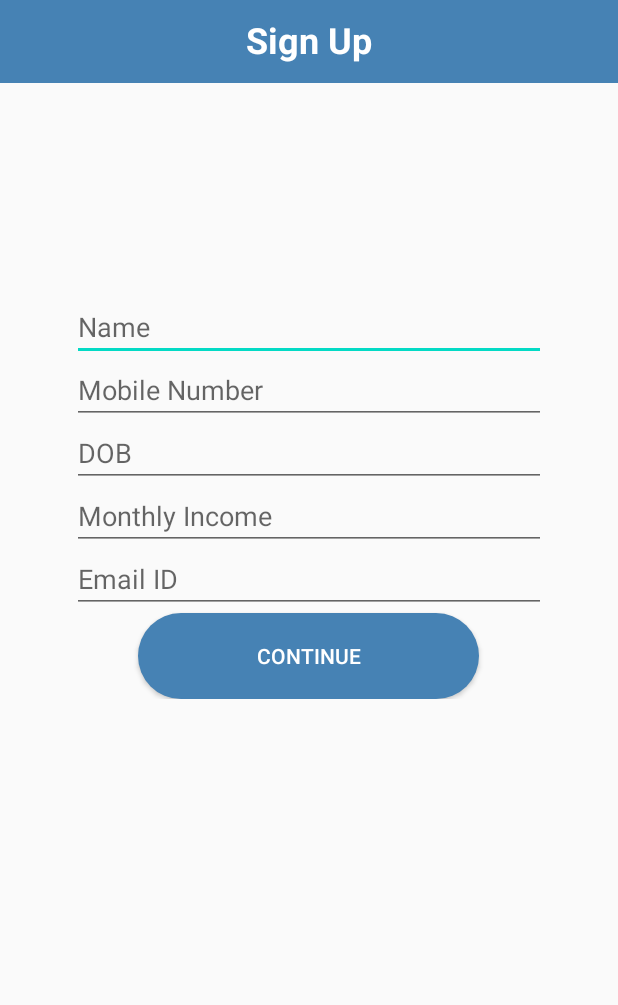
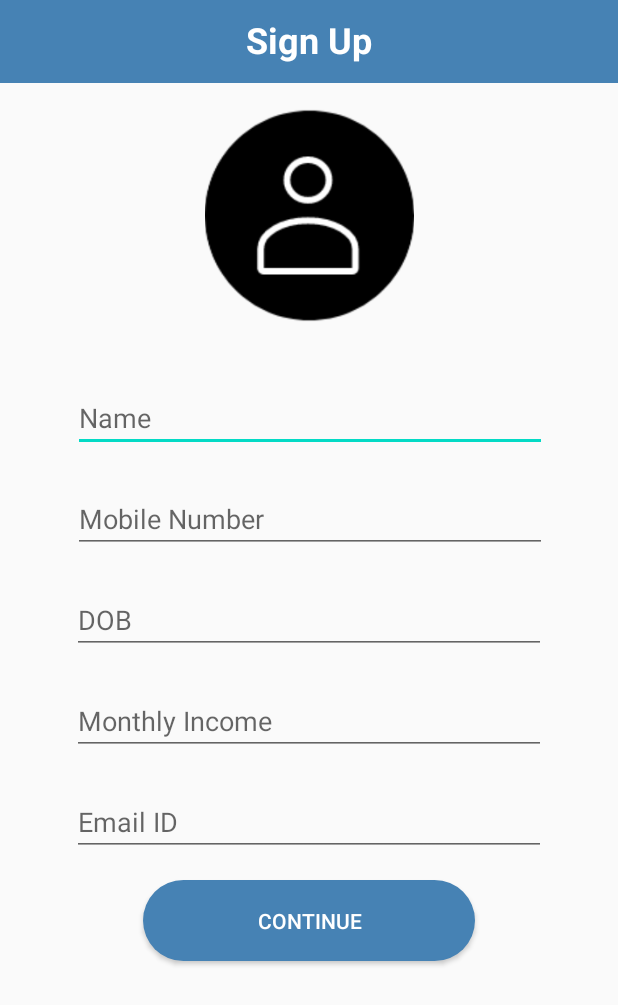
Before and after one commit to mayank2001/CyberKnights, an Android app: the SignupActivity screen opened directly, with no data from a screen before it, on a phone screen of 412 x 824 dp. Shown: the top 1005 px of the screen. Run offline under Robolectric (Android 15) with nearby library versions, the phone set to English and light mode, and no system bars.

Commit message:
updated signup activity

```diff
--- a/app/src/main/res/layout/activity_signup.xml
+++ b/app/src/main/res/layout/activity_signup.xml
@@ -1,20 +1,99 @@
 <?xml version="1.0" encoding="utf-8"?>
-<ScrollView xmlns:android="http://schemas.android.com/apk/res/android"
+<androidx.constraintlayout.widget.ConstraintLayout xmlns:android="http://schemas.android.com/apk/res/android"
     xmlns:app="http://schemas.android.com/apk/res-auto"
     xmlns:tools="http://schemas.android.com/tools"
     android:layout_width="match_parent"
     android:layout_height="match_parent"
-    tools:context=".activites.SignupActivity"
-    android:orientation="vertical">
+    tools:context=".activites.SignupActivity">
 
-<LinearLayout
-    android:layout_width="match_parent"
-    android:layout_height="match_parent"
-    android:orientation="vertical"
-    android:gravity="center">
+    <ImageView
+        android:id="@+id/imageView"
+        android:layout_width="187dp"
+        android:layout_height="143dp"
+        android:layout_marginStart="125dp"
+        android:layout_marginTop="72dp"
+        android:layout_marginEnd="126dp"
+        app:layout_constraintEnd_toEndOf="parent"
+        app:layout_constraintHorizontal_bias="0.488"
+        app:layout_constraintStart_toStartOf="parent"
+        app:layout_constraintTop_toTopOf="parent"
+        app:srcCompat="@drawable/profile" />
+
+    <EditText
+        android:id="@+id/editTextTextPersonName"
+        android:layout_width="316dp"
+        android:layout_height="42dp"
+        android:layout_marginStart="32dp"
+        android:layout_marginTop="44dp"
+        android:layout_marginEnd="32dp"
+        android:ems="10"
+        android:hint="Name"
+        android:inputType="textPersonName"
+        app:layout_constraintEnd_toEndOf="parent"
+        app:layout_constraintHorizontal_bias="0.516"
+        app:layout_constraintStart_toStartOf="parent"
+        app:layout_constraintTop_toBottomOf="@+id/imageView" />
+
+    <EditText
+        android:id="@+id/editTextTextPersonName2"
+        android:layout_width="316dp"
+        android:layout_height="42dp"
+        android:layout_marginStart="32dp"
+        android:layout_marginTop="25dp"
+        android:layout_marginEnd="32dp"
+        android:ems="10"
+        android:hint="Mobile Number"
+        android:inputType="textPersonName"
+        app:layout_constraintEnd_toEndOf="parent"
+        app:layout_constraintHorizontal_bias="0.516"
+        app:layout_constraintStart_toStartOf="parent"
+        app:layout_constraintTop_toBottomOf="@+id/editTextTextPersonName" />
+
+    <EditText
+        android:id="@+id/editTextDate"
+        android:layout_width="316dp"
+        android:layout_height="42dp"
+        android:layout_marginStart="32dp"
+        android:layout_marginTop="25dp"
+        android:layout_marginEnd="32dp"
+        android:ems="10"
+        android:hint="DOB"
+        android:inputType="date"
+        app:layout_constraintEnd_toEndOf="parent"
+        app:layout_constraintStart_toStartOf="parent"
+        app:layout_constraintTop_toBottomOf="@+id/editTextTextPersonName2" />
+
+    <EditText
+        android:id="@+id/mobileNumber"
+        android:layout_width="316dp"
+        android:layout_height="42dp"
+        android:layout_marginStart="32dp"
+        android:layout_marginTop="25dp"
+        android:layout_marginEnd="32dp"
+        android:ems="10"
+        android:hint="Monthly Income"
+        android:inputType="number"
+        app:layout_constraintEnd_toEndOf="parent"
+        app:layout_constraintStart_toStartOf="parent"
+        app:layout_constraintTop_toBottomOf="@+id/editTextDate" />
+
+    <EditText
+        android:id="@+id/editTextTextEmailAddress"
+        android:layout_width="316dp"
+        android:layout_height="42dp"
+        android:layout_marginStart="32dp"
+        android:layout_marginTop="25dp"
+        android:layout_marginEnd="32dp"
+        android:ems="10"
+        android:hint="Email ID"
+        android:inputType="textEmailAddress"
+        app:layout_constraintEnd_toEndOf="parent"
+        app:layout_constraintStart_toStartOf="parent"
+        app:layout_constraintTop_toBottomOf="@+id/mobileNumber" />
+
     <TextView
         android:id="@+id/textView"
-        android:layout_width="match_parent"
+        android:layout_width="439dp"
         android:layout_height="55dp"
         android:background="#4682b4"
         android:paddingTop="10dp"
@@ -23,71 +102,22 @@
         android:textColor="#FFFFFF"
         android:textSize="24sp"
         android:textStyle="bold"
-         />
+        app:layout_constraintEnd_toEndOf="parent"
+        app:layout_constraintHorizontal_bias="0.533"
+        app:layout_constraintStart_toStartOf="parent"
+        app:layout_constraintTop_toTopOf="parent" />
 
-    <ImageView
-        android:id="@+id/imageView"
-        android:layout_width="187dp"
-        android:layout_height="143dp"
-        android:layout_gravity="center_horizontal"
-         />
-
-    <EditText
-        android:id="@+id/editTextTextPersonName"
-        android:layout_width="316dp"
-        android:layout_height="42dp"
-        android:ems="10"
-        android:hint="Name"
-        android:inputType="textPersonName"
-        />
-
-    <EditText
-        android:id="@+id/editTextTextPersonName2"
-        android:layout_width="316dp"
-        android:layout_height="42dp"
-        android:ems="10"
-        android:hint="Mobile Number"
-        android:inputType="textPersonName"
-         />
-
-    <EditText
-        android:id="@+id/editTextDate"
-        android:layout_width="316dp"
-        android:layout_height="42dp"
-
-        android:ems="10"
-        android:hint="DOB"
-        android:inputType="date"
-         />
-
-    <EditText
-        android:id="@+id/mobileNumber"
-        android:layout_width="316dp"
-        android:layout_height="42dp"
-        android:ems="10"
-        android:hint="Monthly Income"
-        android:inputType="number"
-         />
-
-    <EditText
-        android:id="@+id/editTextTextEmailAddress"
-        android:layout_width="316dp"
-        android:layout_height="42dp"
-
-        android:ems="10"
-        android:hint="Email ID"
-        android:inputType="textEmailAddress"
-         />
-
-
-<!-- top margin 20 20 deun dyal -->
     <Button
         android:id="@+id/button"
-        android:layout_width="227dp"
-        android:layout_height="57dp"
+        android:layout_width="221dp"
+        android:layout_height="54dp"
+        android:layout_marginStart="98dp"
+        android:layout_marginTop="16dp"
+        android:layout_marginEnd="98dp"
         android:background="@drawable/btn_continue"
         android:text="Continue"
         android:textColor="#FFFFFF"
-         />
-</LinearLayout>
-</ScrollView>
+        app:layout_constraintEnd_toEndOf="parent"
+        app:layout_constraintStart_toStartOf="parent"
+        app:layout_constraintTop_toBottomOf="@+id/editTextTextEmailAddress" />
+</androidx.constraintlayout.widget.ConstraintLayout>
```
